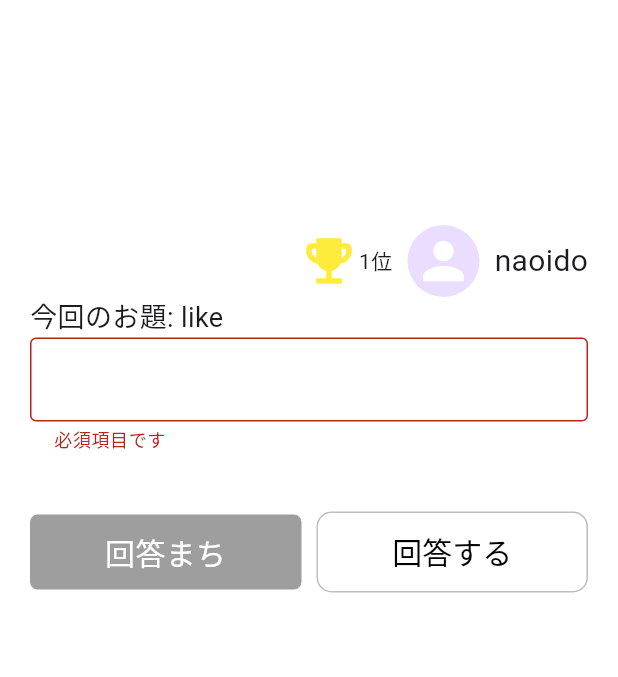
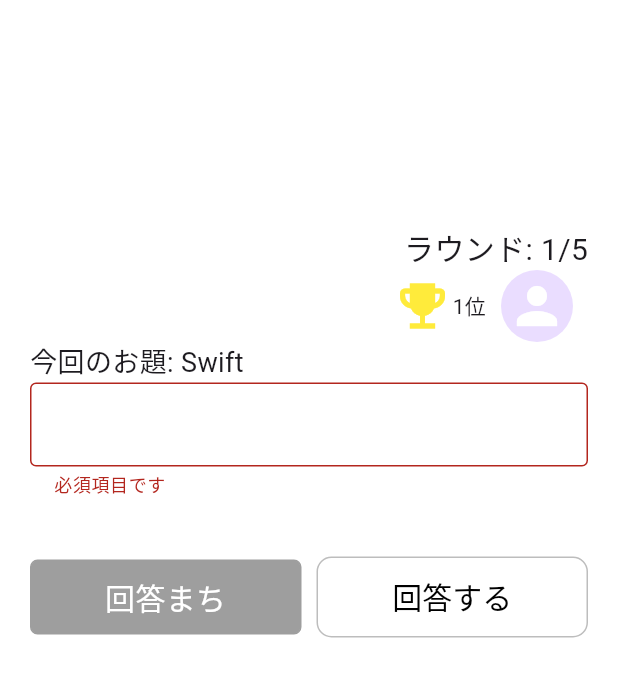
Before and after one commit to naoido/ei-go, a Flutter app: the StandbyPage screen opened directly with empty values, after a tap on "テスト", after a tap on "回答する", on a phone screen of 412 x 824 dp. Shown: the top 677 px of the screen. Run offline on Flutter 3.47's test engine with Material 3 defaults, Android fonts, the phone set to English and light mode, and no system bars; our stand-ins replace confetti; missing offline and left inert: mobile_scanner; network calls fail.

Commit message:
軽微な修正

```diff
--- a/mobile/lib/pages/answer_page.dart
+++ b/mobile/lib/pages/answer_page.dart
@@ -6,7 +6,11 @@ import 'package:eigo/utils/websocket_manager.dart';
 import 'package:flutter/material.dart';
 
 class AnswerPage extends StatefulWidget {
-  const AnswerPage({super.key});
+  final String word;
+  final String username;
+  final int round;
+
+  const AnswerPage({super.key, required this.word, required this.username, required this.round});
 
   @override
   State<StatefulWidget> createState() => _AnswerPageState();
@@ -20,12 +24,10 @@ class _AnswerPageState extends State<AnswerPage> {
   final List<String> _statusMessages = ["回答する", "待機中"];
   final List<String> _resultMessages = ["回答待ち", "判定中", "成功！", "失敗"];
   int rank = 1;
-  int round = 1;
   bool _waiting = false;
   bool? _result;
   String _resultMessage = "回答まち";
   String _status = "回答する";
-  String _word = "like";
 
   void _closeKeyboard() {
     final currentScope = FocusScope.of(context);
@@ -75,13 +77,10 @@ class _AnswerPageState extends State<AnswerPage> {
             if (_result ?? false) _confettiController.play();
             _resultMessage = _result ?? false ? _resultMessages[2]: _resultMessages[3];
           });
-          await Future.delayed(Duration(seconds: 1));
+          await Future.delayed(Duration(seconds: 3));
 
           setState(() {
             _status = _statusMessages[0];
-
-            var words = ["like", "go", "eat", "flutter"];
-            _word = words[Random().nextInt(words.length)];
 
             _textEditController.text = "";
             _confettiController.stop();
@@ -91,12 +90,15 @@ class _AnswerPageState extends State<AnswerPage> {
             _waiting = false;
           });
 
-          round++;
-
-          if (round >= 5) {
+          if (widget.round >= 4) {
             Navigator.pushReplacement(
               context,
               MaterialPageRoute(builder: (context) => ResultPage())
+            );
+          } else {
+            Navigator.pushReplacement(
+              context,
+              MaterialPageRoute(builder: (context) => AnswerPage(word: widget.word, username: widget.username, round: widget.round + 1))
             );
           }
         },
@@ -160,6 +162,17 @@ class _AnswerPageState extends State<AnswerPage> {
                     Row(
                       mainAxisAlignment: MainAxisAlignment.end,
                       children: [
+                        Text(
+                          "ラウンド: ${widget.round + 1}/5",
+                          style: TextStyle(
+                              fontSize: 20
+                          ),
+                        )
+                      ],
+                    ),
+                    Row(
+                      mainAxisAlignment: MainAxisAlignment.end,
+                      children: [
                         Icon(
                           Icons.emoji_events,
                           size: 40,
@@ -175,7 +188,7 @@ class _AnswerPageState extends State<AnswerPage> {
                         ),
                         const SizedBox(width: 10),
                         Text(
-                          "naoido",
+                          widget.username,
                           style: TextStyle(
                               fontSize: 20
                           ),
@@ -183,7 +196,7 @@ class _AnswerPageState extends State<AnswerPage> {
                       ],
                     ),
                     Text(
-                      "今回のお題: $_word",
+                      "今回のお題: ${widget.word}",
                       style: TextStyle(
                           fontSize: 18
                       ),
@@ -223,11 +236,11 @@ class _AnswerPageState extends State<AnswerPage> {
                   confettiController: _confettiController,
                   particleDrag: 0.02,
                   blastDirection: -pi / 2,
-                  emissionFrequency: 0.05,
-                  numberOfParticles: 40,
-                  maxBlastForce: 130,
+                  emissionFrequency: 0.1,
+                  numberOfParticles: 20,
+                  maxBlastForce: 90,
                   minBlastForce: 30,
-                  gravity: 0.3,
+                  gravity: 0.6,
                   colors: const [Colors.red, Colors.blue, Colors.green, Colors.orange],
                 ),
               ),
--- a/mobile/lib/pages/standby_page.dart
+++ b/mobile/lib/pages/standby_page.dart
@@ -61,7 +61,7 @@ class _StandbyPageState extends State<StandbyPage> {
                     Navigator.pushReplacement(
                       context,
                       MaterialPageRoute(
-                        builder: (context) => AnswerPage()
+                        builder: (context) => AnswerPage(word: "Swift", username: _controller.text, round: 0)
                       )
                     );
                   },
```
